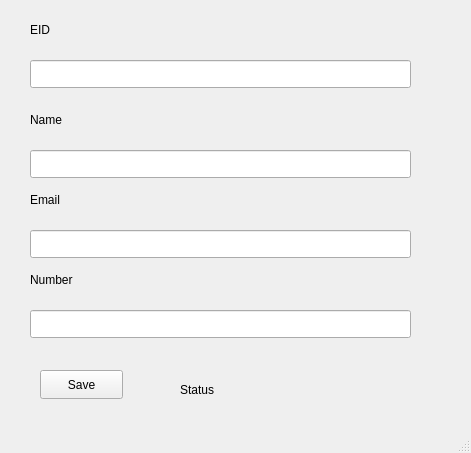
Before: the Qt Designer form GUI with QT/SQLite_DBQTCpp/dialogue.ui in SadmanSkb55/CPP-and-QT-GUI, drawn with Qt 5.
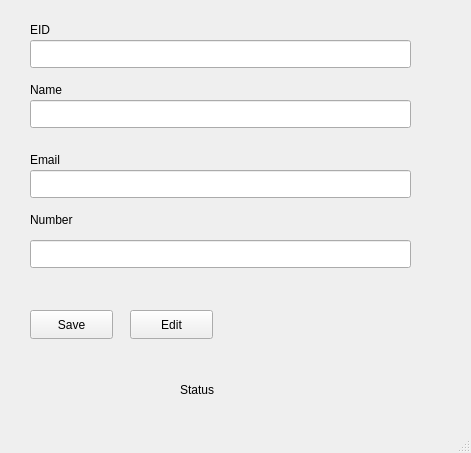
After: the same form once the commit is applied.

The edit to the form file:
```diff
--- a/GUI with QT/SQLite_DBQTCpp/dialogue.ui
+++ b/GUI with QT/SQLite_DBQTCpp/dialogue.ui
@@ -31,7 +31,7 @@
     <property name="geometry">
      <rect>
       <x>30</x>
-      <y>60</y>
+      <y>40</y>
       <width>381</width>
       <height>28</height>
      </rect>
@@ -41,7 +41,7 @@
     <property name="geometry">
      <rect>
       <x>30</x>
-      <y>150</y>
+      <y>100</y>
       <width>381</width>
       <height>28</height>
      </rect>
@@ -51,7 +51,7 @@
     <property name="geometry">
      <rect>
       <x>30</x>
-      <y>110</y>
+      <y>80</y>
       <width>63</width>
       <height>20</height>
      </rect>
@@ -64,7 +64,7 @@
     <property name="geometry">
      <rect>
       <x>30</x>
-      <y>230</y>
+      <y>170</y>
       <width>381</width>
       <height>28</height>
      </rect>
@@ -77,7 +77,7 @@
     <property name="geometry">
      <rect>
       <x>30</x>
-      <y>190</y>
+      <y>150</y>
       <width>63</width>
       <height>20</height>
      </rect>
@@ -90,7 +90,7 @@
     <property name="geometry">
      <rect>
       <x>30</x>
-      <y>310</y>
+      <y>240</y>
       <width>381</width>
       <height>28</height>
      </rect>
@@ -103,7 +103,7 @@
     <property name="geometry">
      <rect>
       <x>30</x>
-      <y>270</y>
+      <y>210</y>
       <width>63</width>
       <height>20</height>
      </rect>
@@ -115,8 +115,8 @@
    <widget class="QPushButton" name="pushButton">
     <property name="geometry">
      <rect>
-      <x>40</x>
-      <y>370</y>
+      <x>30</x>
+      <y>310</y>
       <width>83</width>
       <height>29</height>
      </rect>
@@ -138,6 +138,19 @@
      <string>Status</string>
     </property>
    </widget>
+   <widget class="QPushButton" name="pushButton_2">
+    <property name="geometry">
+     <rect>
+      <x>130</x>
+      <y>310</y>
+      <width>83</width>
+      <height>29</height>
+     </rect>
+    </property>
+    <property name="text">
+     <string>Edit</string>
+    </property>
+   </widget>
   </widget>
   <widget class="QMenuBar" name="menubar">
    <property name="geometry">
```
